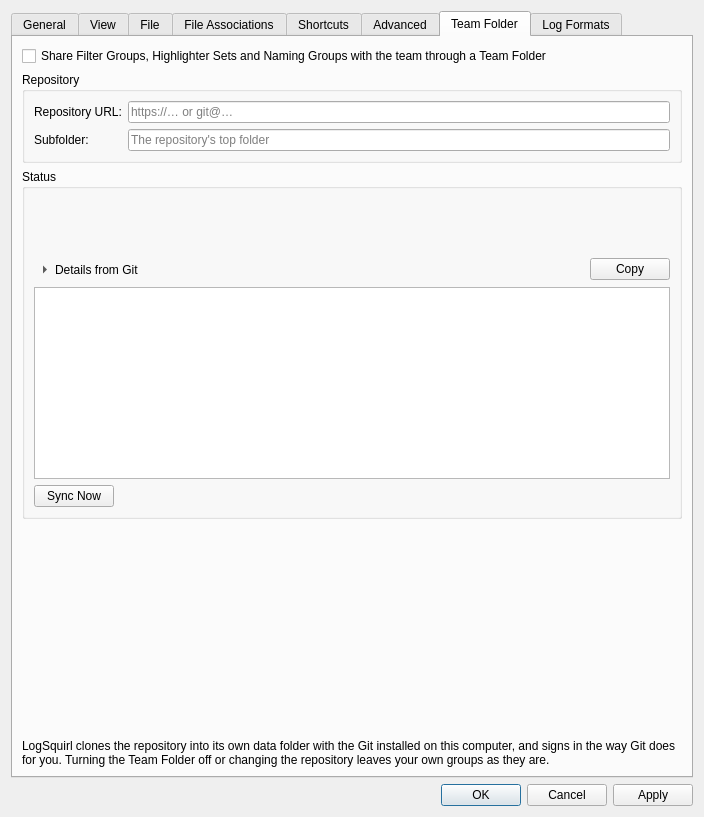
This is src/ui/include/optionsdialog.ui in 64x-lunicorn/LogSquirl as Qt 5 draws it before an edit. The edited form follows.
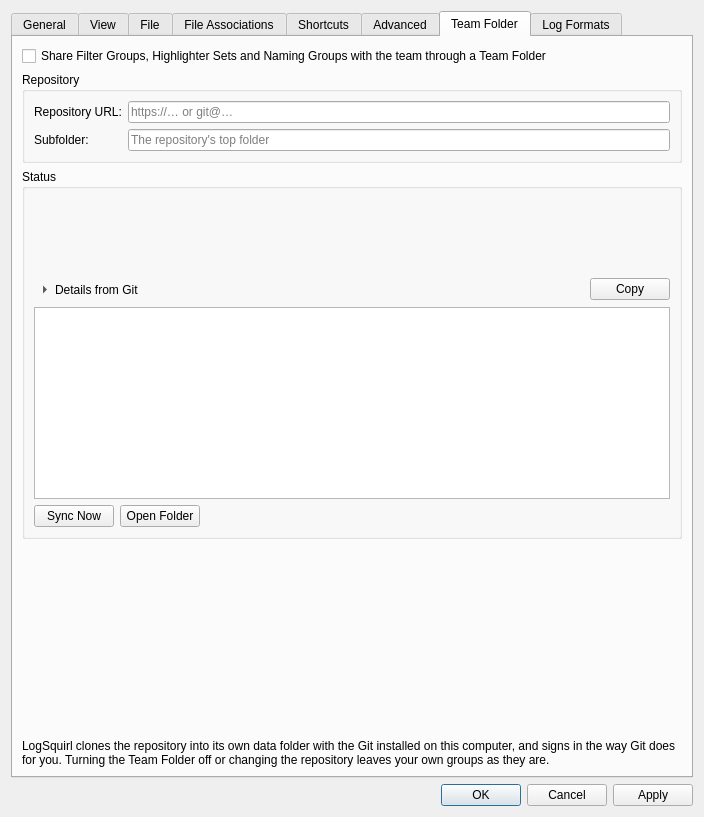
This is the edited form. The open tabs and pages were chosen to show the change.

Commit message:
The Team Folder shows when it last synced, and opens its folder (#714)
The Status shows "Last synced:" with the date and time, in the user's locale,
of the last sync that reached the repository, or "never". A failed sync leaves
it, it survives a restart in teamfolder-sync.ini beside the clone, and it
starts again from never when the Repository URL or Subfolder changes. Open
Folder in the Status group opens the clone in the file manager and is
disabled while there is no clone.

Diff of the .ui file:
```diff
--- a/src/ui/include/optionsdialog.ui
+++ b/src/ui/include/optionsdialog.ui
@@ -1304,6 +1304,16 @@
             </property>
            </widget>
           </item>
+          <item>
+           <widget class="QLabel" name="teamFolderLastSyncedLabel">
+            <property name="textFormat">
+             <enum>Qt::PlainText</enum>
+            </property>
+            <property name="textInteractionFlags">
+             <set>Qt::TextSelectableByMouse</set>
+            </property>
+           </widget>
+          </item>
           <item>
            <widget class="QWidget" name="teamFolderDetailsHeader">
             <layout class="QHBoxLayout" name="teamFolderDetailsHeaderLayout">
@@ -1386,6 +1396,16 @@
               </property>
              </widget>
             </item>
+            <item>
+             <widget class="QPushButton" name="teamFolderOpenFolderButton">
+              <property name="text">
+               <string>Open Folder</string>
+              </property>
+              <property name="toolTip">
+               <string>Open the Team Folder's clone in the file manager</string>
+              </property>
+             </widget>
+            </item>
             <item>
              <spacer name="teamFolderSyncSpacer">
               <property name="orientation">
```
The commit also changes 7 other files.
